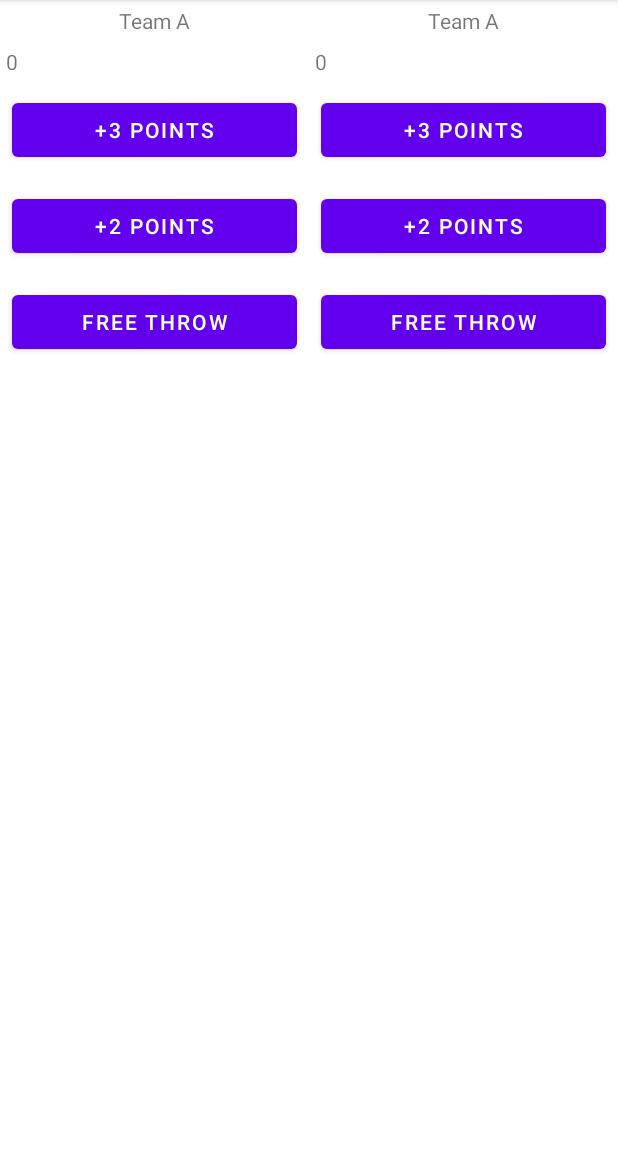
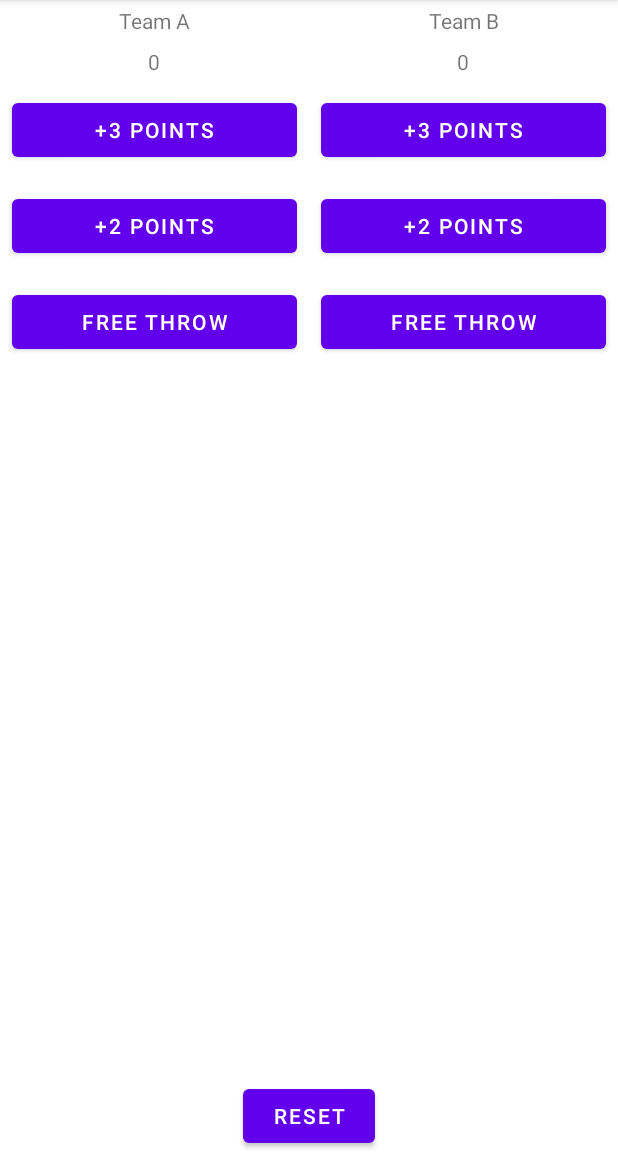
Before and after one commit to DylanADespins/PracticeSet2, an Android app: the screen it shows after launch (MainActivity), on a phone screen of 412 x 824 dp, the part 84-1236 px from its top. Run offline under Robolectric (Android 15) with nearby library versions, the phone set to English and light mode, and no system bars.

Commit message:
Add Reset Button

```diff
--- a/CourtCounter/app/src/main/java/com/example/courtcounter/MainActivity.java
+++ b/CourtCounter/app/src/main/java/com/example/courtcounter/MainActivity.java
@@ -19,28 +19,28 @@ public class MainActivity extends AppCompatActivity {
 
 
     /**
-     *  Increase the score for Team A by 3 points
+     * Increase the score for Team A by 3 points
      */
     public void addThreeForTeamA(View v) {
-        scoreTeamA = scoreTeamA + 3 ;
+        scoreTeamA = scoreTeamA + 3;
         displayForTeamA(scoreTeamA);
 
     }
 
     /**
-     *  Increase the score for Team A by 2 points
+     * Increase the score for Team A by 2 points
      */
     public void addTwoForTeamA(View v) {
-        scoreTeamA = scoreTeamA + 2 ;
+        scoreTeamA = scoreTeamA + 2;
         displayForTeamA(scoreTeamA);
 
     }
 
     /**
-     *  Increase the score for Team A by 1 points
+     * Increase the score for Team A by 1 points
      */
     public void addOneForTeamA(View v) {
-        scoreTeamA = scoreTeamA + 1 ;
+        scoreTeamA = scoreTeamA + 1;
         displayForTeamA(scoreTeamA);
 
     }
@@ -52,29 +52,30 @@ public class MainActivity extends AppCompatActivity {
         TextView scoreView = (TextView) findViewById(R.id.team_a_score);
         scoreView.setText(String.valueOf(score));
     }
+
     /**
-     *  Increase the score for Team B by 3 points
+     * Increase the score for Team B by 3 points
      */
     public void addThreeForTeamB(View v) {
-        scoreTeamB = scoreTeamB + 3 ;
+        scoreTeamB = scoreTeamB + 3;
         displayForTeamA(scoreTeamB);
 
     }
 
     /**
-     *  Increase the score for Team B by 2 points
+     * Increase the score for Team B by 2 points
      */
     public void addTwoForTeamB(View v) {
-        scoreTeamB = scoreTeamB + 2 ;
+        scoreTeamB = scoreTeamB + 2;
         displayForTeamA(scoreTeamB);
 
     }
 
     /**
-     *  Increase the score for Team B by 1 points
+     * Increase the score for Team B by 1 points
      */
     public void addOneForTeamB(View v) {
-        scoreTeamB = scoreTeamB + 1 ;
+        scoreTeamB = scoreTeamB + 1;
         displayForTeamA(scoreTeamB);
 
     }
@@ -86,4 +87,15 @@ public class MainActivity extends AppCompatActivity {
         TextView scoreView = (TextView) findViewById(R.id.team_b_score);
         scoreView.setText(String.valueOf(score));
     }
+
+    /**
+     * Resets the Scores to 0
+     */
+    public void resetScore(View v) {
+        scoreTeamA = 0;
+        scoreTeamB = 0;
+        displayForTeamA(scoreTeamA);
+        displayForTeamB(scoreTeamB);
+    }
+
 }
--- a/CourtCounter/app/src/main/res/layout/activity_main.xml
+++ b/CourtCounter/app/src/main/res/layout/activity_main.xml
@@ -1,4 +1,10 @@
 <?xml version="1.0" encoding="utf-8"?>
+<RelativeLayout
+    xmlns:android="http://schemas.android.com/apk/res/android"
+    xmlns:tools="http://schemas.android.com/tools"
+    android:layout_width="match_parent"
+    android:layout_height="match_parent">
+
 <LinearLayout xmlns:android="http://schemas.android.com/apk/res/android"
     xmlns:tools="http://schemas.android.com/tools"
     android:layout_width="match_parent"
@@ -21,7 +27,7 @@
 
         <TextView
             android:id="@+id/team_a_score"
-            android:layout_width="wrap_content"
+            android:layout_width="match_parent"
             android:layout_height="wrap_content"
             android:gravity="center_horizontal"
             android:padding="4dp"
@@ -62,11 +68,11 @@
             android:layout_height="wrap_content"
             android:gravity="center_horizontal"
             android:padding="4dp"
-            android:text="Team A" />
+            android:text="Team B" />
 
         <TextView
             android:id="@+id/team_b_score"
-            android:layout_width="wrap_content"
+            android:layout_width="match_parent"
             android:layout_height="wrap_content"
             android:gravity="center_horizontal"
             android:padding="4dp"
@@ -95,3 +101,12 @@
 
     </LinearLayout>
 </LinearLayout>
+    <Button
+        android:layout_width="wrap_content"
+        android:layout_height="wrap_content"
+        android:text="Reset"
+        android:layout_centerHorizontal="true"
+        android:layout_alignParentBottom="true"
+        android:onClick="resetScore"
+        />
+</RelativeLayout>
```
